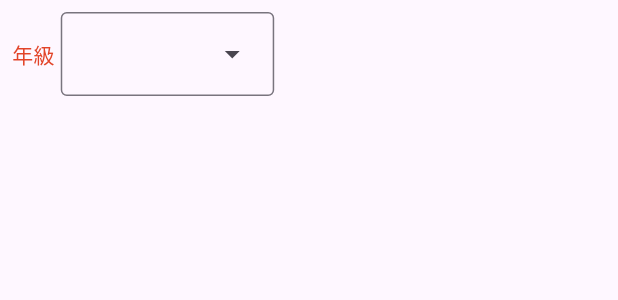
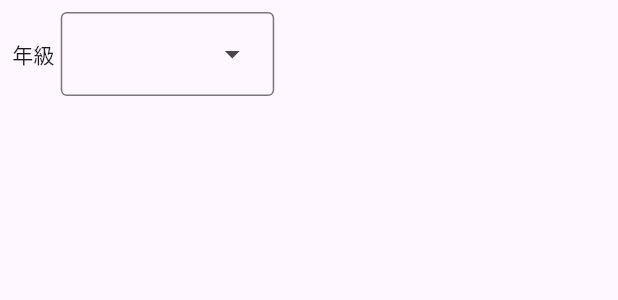
Before and after one commit to e2755699/yellow_ribbon_studying_system, a Flutter app: the YrSelector widget shown alone on an empty page, opened directly, on a phone screen of 412 x 824 dp. Shown: the top 300 px of the screen. Run offline on Flutter 3.47's test engine with Material 3 defaults, Android fonts, the light colour scheme and no system bars; our stand-ins replace bloc, flutter_bloc, gap; missing offline and left inert: widgetbook, widgetbook_annotation; statements that could not run were skipped.

Commit message:
not finish

```diff
--- a/packages/ui_component/lib/src/design_token.dart
+++ b/packages/ui_component/lib/src/design_token.dart
@@ -3,39 +3,41 @@
 import 'package:flutter/material.dart';
 
 enum YrDesignToken {
-  form(
-    color: Color(0xFFE24429),
-    width: 300,
+  light(
+    form: DsForm(
+      textColor: Color(0xFFE24429),
+      width: 300,
+    ),
     rowGap: 4,
   ),
-  formDarkMode(
-    color: Color(0x8021CE55),
-    width: 300,
+  dark(
+    form: DsForm(
+      textColor: Color(0x8021CE55),
+      width: 300,
+    ),
     rowGap: 4,
   );
 
-  final Color color;
-  final double width;
+  final DsForm form;
   final double rowGap;
 
-  const YrDesignToken(
-      {required this.color, required this.width, required this.rowGap});
+  const YrDesignToken({required this.form, required this.rowGap});
 }
 
 enum YrTheme {
-  light(form: YrDesignToken.form, isDark: false),
-  dark(form: YrDesignToken.formDarkMode, isDark: true);
+  light(designToken: YrDesignToken.light, isDark: false),
+  dark(designToken: YrDesignToken.dark, isDark: true);
 
-  final YrDesignToken form;
+  final YrDesignToken designToken;
   final bool isDark;
 
-  const YrTheme({required this.form, this.isDark = false});
+  const YrTheme({required this.designToken, this.isDark = false});
 
   factory YrTheme.fromSystem(bool isDark) {
     return isDark ? YrTheme.dark : YrTheme.light;
   }
 
-  ThemeMode getThemeMode(){
+  ThemeMode getThemeMode() {
     return isDark ? ThemeMode.dark : ThemeMode.light;
   }
 
@@ -58,21 +60,11 @@
           )
         : ThemeData.light();
   }
+}
 
-  ThemeData _buildDarkTheme() {
-    return ThemeData(
-      brightness: Brightness.dark,
-      primaryColor: Colors.amber,
-      appBarTheme: AppBarTheme(
-        backgroundColor: Colors.black,
-      ),
-      floatingActionButtonTheme: FloatingActionButtonThemeData(
-        backgroundColor: Colors.amber,
-      ),
-      colorScheme: ColorScheme.dark(
-        primary: Colors.amber,
-        secondary: Colors.cyan,
-      ),
-    );
-  }
+class DsForm {
+  final Color textColor;
+  final int width;
+
+  const DsForm({required this.textColor, required this.width});
 }
--- a/packages/ui_component/lib/src/forms/yr_selector.dart
+++ b/packages/ui_component/lib/src/forms/yr_selector.dart
@@ -18,7 +18,7 @@
       child: Row(
         children: [
           YrText(data),
-          Gap(theme.form.rowGap),
+          Gap(theme.designToken.rowGap),
           DropdownMenu(
               dropdownMenuEntries: items.map((item) {
             return DropdownMenuEntry(value: items.indexOf(item), label: item);
--- a/packages/ui_component/lib/src/forms/yr_text.dart
+++ b/packages/ui_component/lib/src/forms/yr_text.dart
@@ -16,7 +16,7 @@
           color: color ??
               YrTheme.fromSystem(
                       Theme.of(context).brightness == Brightness.dark)
-                  .form
+                  .designToken
                   .color),
     );
   }
```
Also changed, not shown: lib/page/student_info_screen.dart (+7 -2 lines), packages/ui_component/lib/src/forms/yr_text_field.dart (+5 -5 lines).
